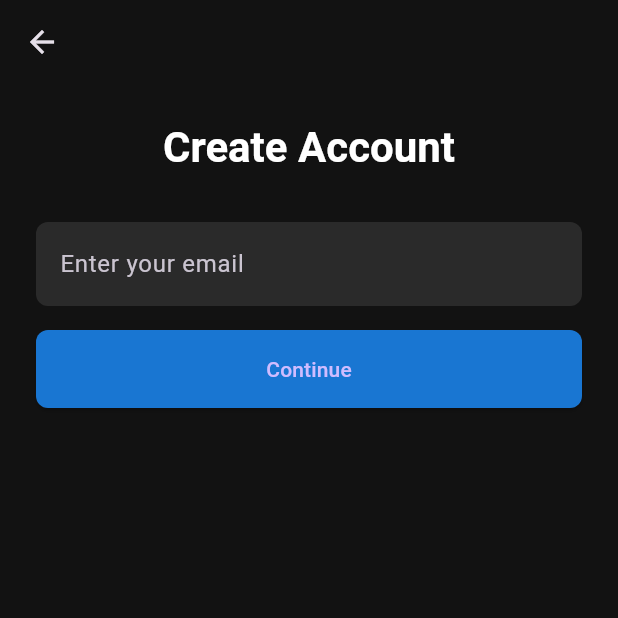
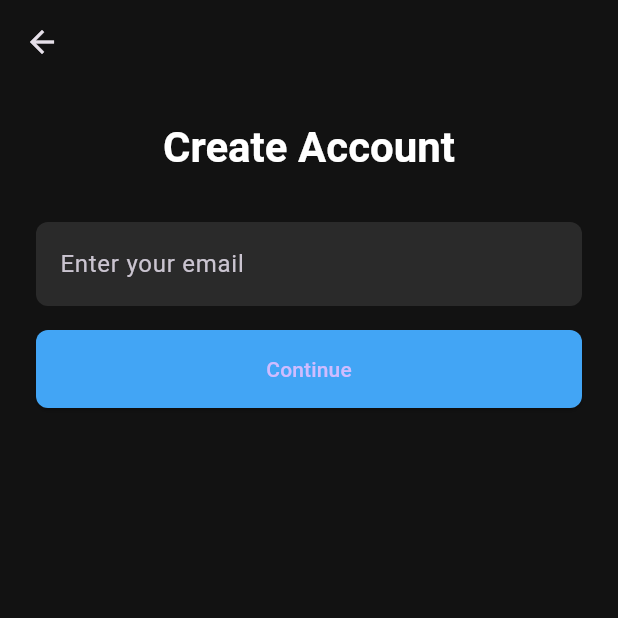
Before and after one commit to Cikle/Movely, a Flutter app: the screen it shows after launch, after a tap on "Create Account", on a phone screen of 412 x 824 dp, the top half of it. Run offline on Flutter 3.47's test engine with Material 3 defaults, Android fonts, the phone set to English and light mode, and no system bars; our stand-ins replace supabase_flutter; accounts and stored records are empty.

Commit message:
style: Update button colors and maintain consistent styling across auth screens

```diff
--- a/movely/lib/screens/auth_screen.dart
+++ b/movely/lib/screens/auth_screen.dart
@@ -139,12 +139,10 @@ class _AuthScreenState extends State<AuthScreen> {
                             );
                           },
                           style: ElevatedButton.styleFrom(
-                            backgroundColor: const Color(0xFF28282B),
+                            backgroundColor: Colors.blue.shade400,
                             padding: const EdgeInsets.symmetric(vertical: 16),
                             minimumSize: const Size(double.infinity, 50),
-                            side: BorderSide(
-                              color: Colors.purple.shade400,
-                            ),
+                            elevation: 4,
                             shape: RoundedRectangleBorder(
                               borderRadius: BorderRadius.circular(8),
                             ),
@@ -164,12 +162,10 @@ class _AuthScreenState extends State<AuthScreen> {
                             );
                           },
                           style: ElevatedButton.styleFrom(
-                            backgroundColor: const Color(0xFF28282B),
+                            backgroundColor: Colors.grey.shade800,
                             padding: const EdgeInsets.symmetric(vertical: 16),
                             minimumSize: const Size(double.infinity, 50),
-                            side: BorderSide(
-                              color: Colors.purple.shade400,
-                            ),
+                            elevation: 2,
                             shape: RoundedRectangleBorder(
                               borderRadius: BorderRadius.circular(8),
                             ),
--- a/movely/lib/screens/login_screen.dart
+++ b/movely/lib/screens/login_screen.dart
@@ -121,7 +121,7 @@ class _LoginScreenState extends State<LoginScreen> {
                 ElevatedButton(
                   onPressed: _isLoading ? null : _signIn,
                   style: ElevatedButton.styleFrom(
-                    backgroundColor: Colors.blue.shade700,
+                    backgroundColor: Colors.blue.shade400,
                     padding: const EdgeInsets.symmetric(vertical: 16),
                     shape: RoundedRectangleBorder(
                       borderRadius: BorderRadius.circular(8),
@@ -150,7 +150,7 @@ class _LoginScreenState extends State<LoginScreen> {
                 ElevatedButton(
                   onPressed: _isLoading ? null : _signIn,
                   style: ElevatedButton.styleFrom(
-                    backgroundColor: Colors.purple.shade400,
+                    backgroundColor: Colors.blue.shade400,
                     padding: const EdgeInsets.symmetric(vertical: 16),
                     shape: RoundedRectangleBorder(
                       borderRadius: BorderRadius.circular(8),
--- a/movely/lib/screens/register_screen.dart
+++ b/movely/lib/screens/register_screen.dart
@@ -121,7 +121,7 @@ class _RegisterScreenState extends State<RegisterScreen> {
                 ElevatedButton(
                   onPressed: _isLoading ? null : _register,
                   style: ElevatedButton.styleFrom(
-                    backgroundColor: Colors.blue.shade700,
+                    backgroundColor: Colors.blue.shade400,
                     padding: const EdgeInsets.symmetric(vertical: 16),
                     shape: RoundedRectangleBorder(
                       borderRadius: BorderRadius.circular(8),
@@ -150,7 +150,7 @@ class _RegisterScreenState extends State<RegisterScreen> {
                 ElevatedButton(
                   onPressed: _isLoading ? null : _register,
                   style: ElevatedButton.styleFrom(
-                    backgroundColor: Colors.purple.shade400,
+                    backgroundColor: Colors.blue.shade400,
                     padding: const EdgeInsets.symmetric(vertical: 16),
                     shape: RoundedRectangleBorder(
                       borderRadius: BorderRadius.circular(8),
--- a/movely/lib/theme.dart
+++ b/movely/lib/theme.dart
@@ -1,7 +1,7 @@
 import 'package:flutter/material.dart';
 
 final movelyTheme = ThemeData.dark().copyWith(
-  primaryColor: Colors.blue,
+  primaryColor: Colors.blue.shade400,
   scaffoldBackgroundColor: const Color(0xFF121212),
   appBarTheme: const AppBarTheme(
     backgroundColor: Color(0xFF0A0A0A),
@@ -11,7 +11,7 @@ final movelyTheme = ThemeData.dark().copyWith(
     shape: RoundedRectangleBorder(
       borderRadius: BorderRadius.circular(18.0),
     ),
-    buttonColor: Colors.blue.shade700,
+    buttonColor: Colors.blue.shade400,
   ),
   textTheme: const TextTheme(
     bodyLarge: TextStyle(color: Colors.white),
```
